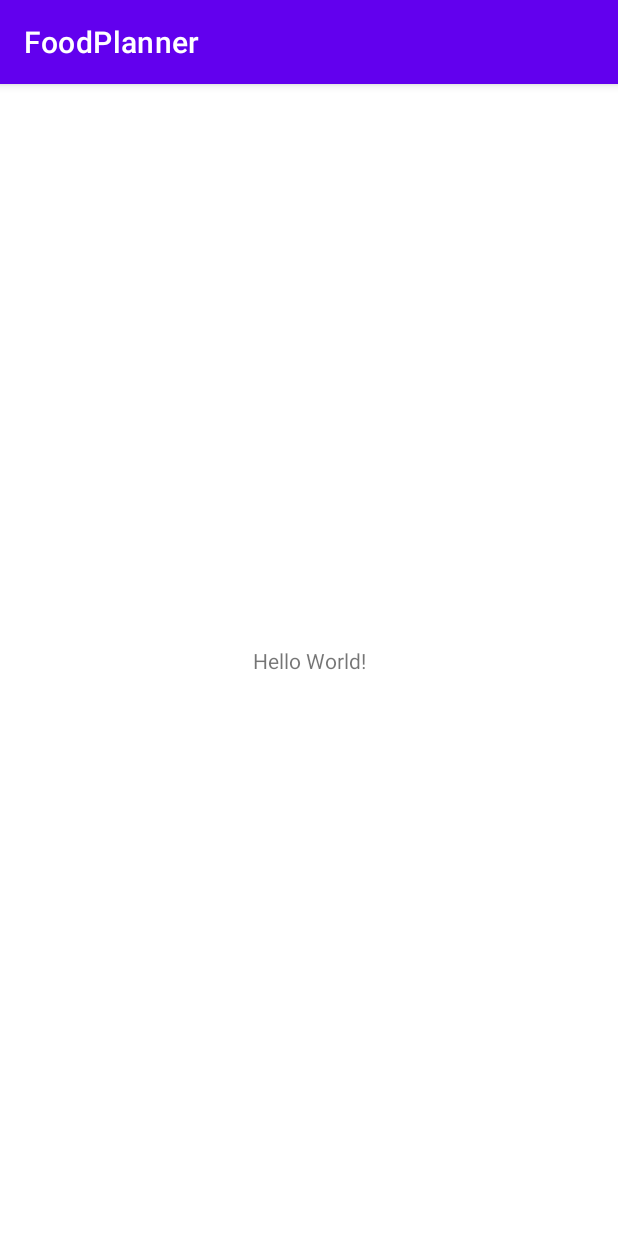
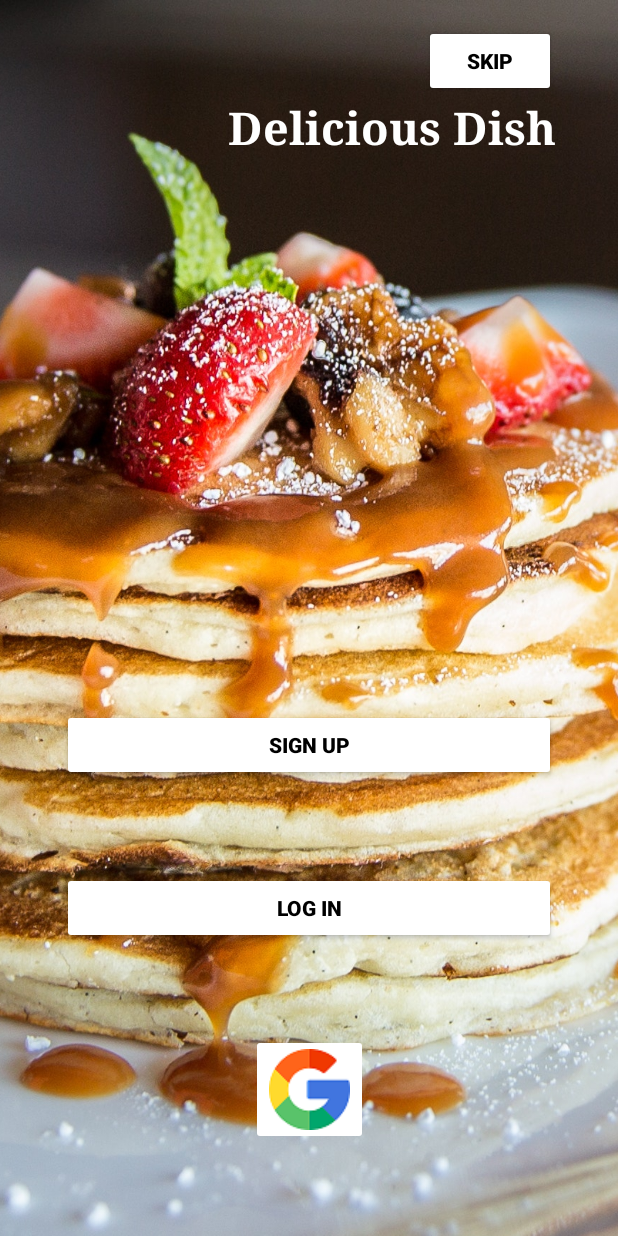
Before and after one commit to maiSamirMohammad/FoodPlanner, an Android app: the screen it shows after launch (MainActivity before the commit, StartScreen after it), on a phone screen of 412 x 824 dp. Run offline under Robolectric (Android 15) with nearby library versions, the phone set to English and light mode, and no system bars.

Commit message:
Start Screen GUI

```diff
--- a/app/src/main/AndroidManifest.xml
+++ b/app/src/main/AndroidManifest.xml
@@ -9,10 +9,13 @@
         android:icon="@mipmap/ic_launcher"
         android:label="@string/app_name"
         android:supportsRtl="true"
-        android:theme="@style/Theme.FoodPlanner"
+        android:theme="@style/Theme.AppCompat.NoActionBar"
         tools:targetApi="31">
         <activity
             android:name=".MainActivity"
+            android:exported="false" />
+        <activity
+            android:name=".StartScreen"
             android:exported="true">
             <intent-filter>
                 <action android:name="android.intent.action.MAIN" />
--- /dev/null
+++ b/app/src/main/java/com/example/foodplanner/StartScreen.java
@@ -0,0 +1,14 @@
+package com.example.foodplanner;
+
+import androidx.appcompat.app.AppCompatActivity;
+
+import android.os.Bundle;
+
+public class StartScreen extends AppCompatActivity {
+
+    @Override
+    protected void onCreate(Bundle savedInstanceState) {
+        super.onCreate(savedInstanceState);
+        setContentView(R.layout.activity_start_screen);
+    }
+}
--- /dev/null
+++ b/app/src/main/res/layout/activity_start_screen.xml
@@ -0,0 +1,117 @@
+<?xml version="1.0" encoding="utf-8"?>
+<androidx.constraintlayout.widget.ConstraintLayout xmlns:android="http://schemas.android.com/apk/res/android"
+    xmlns:app="http://schemas.android.com/apk/res-auto"
+    xmlns:tools="http://schemas.android.com/tools"
+    android:layout_width="match_parent"
+    android:layout_height="match_parent"
+    tools:context=".StartScreen">
+
+    <ImageView
+        android:layout_width="fill_parent"
+        android:layout_height="fill_parent"
+        android:contentDescription="@string/content_description_pancakes"
+        android:scaleType="centerCrop"
+        android:src="@drawable/start_background"
+        app:layout_constraintStart_toStartOf="parent"
+        app:layout_constraintTop_toTopOf="parent" />
+
+    <TextView
+        android:layout_width="0dp"
+        android:layout_height="wrap_content"
+        android:gravity="center"
+        android:text="@string/app_name"
+        android:textColor="@color/white"
+        android:textSize="30sp"
+        android:textStyle="bold"
+        android:typeface="serif"
+        app:layout_constraintEnd_toStartOf="@+id/guideline_right"
+        app:layout_constraintTop_toBottomOf="@+id/btn_start_skip" />
+
+    <Button
+        android:id="@+id/btn_start_skip"
+        android:layout_width="0dp"
+        android:layout_height="wrap_content"
+        android:backgroundTint="@color/white"
+        android:text="@string/skip"
+        android:textColor="@color/black"
+        android:textStyle="bold"
+        app:layout_constraintEnd_toStartOf="@+id/guideline_right"
+        app:layout_constraintTop_toTopOf="@+id/guideline_top" />
+
+    <Button
+        android:id="@+id/btn_start_login"
+        android:layout_width="0dp"
+        android:layout_height="wrap_content"
+        android:backgroundTint="@color/white"
+        android:text="@string/sign_up"
+        android:textColor="@color/black"
+        android:textStyle="bold"
+        app:layout_constraintBottom_toTopOf="@+id/btn_start_signup"
+        app:layout_constraintEnd_toStartOf="@+id/guideline_right"
+        app:layout_constraintHorizontal_bias="0.5"
+        app:layout_constraintStart_toStartOf="@+id/guideline_left"
+        app:layout_constraintTop_toTopOf="@+id/guideline_middle" />
+
+    <Button
+        android:id="@+id/btn_start_signup"
+        android:layout_width="0dp"
+        android:layout_height="wrap_content"
+        android:backgroundTint="@color/white"
+        android:text="@string/log_in"
+        android:textColor="@color/black"
+        android:textStyle="bold"
+        app:layout_constraintBottom_toTopOf="@+id/btn_start_google"
+        app:layout_constraintEnd_toStartOf="@+id/guideline_right"
+        app:layout_constraintHorizontal_bias="0.5"
+        app:layout_constraintStart_toStartOf="@+id/guideline_left"
+        app:layout_constraintTop_toBottomOf="@+id/btn_start_login" />
+
+    <ImageButton
+        android:id="@+id/btn_start_google"
+        android:layout_width="wrap_content"
+        android:layout_height="wrap_content"
+        app:srcCompat="@drawable/google_icon"
+        android:backgroundTint="@color/white"
+        app:layout_constraintBottom_toBottomOf="parent"
+        app:layout_constraintEnd_toStartOf="@+id/guideline_right"
+        app:layout_constraintStart_toStartOf="@+id/guideline_left"
+        app:layout_constraintTop_toBottomOf="@+id/btn_start_signup"
+        android:contentDescription="@string/content_description_google" />
+
+
+
+    <androidx.constraintlayout.widget.Guideline
+        android:id="@+id/guideline_middle"
+        android:layout_width="wrap_content"
+        android:layout_height="wrap_content"
+        android:orientation="horizontal"
+        app:layout_constraintGuide_percent="0.5" />
+
+    <androidx.constraintlayout.widget.Guideline
+        android:id="@+id/guideline_top"
+        android:layout_width="wrap_content"
+        android:layout_height="wrap_content"
+        android:orientation="horizontal"
+        app:layout_constraintGuide_percent="0.02" />
+
+    <androidx.constraintlayout.widget.Guideline
+        android:id="@+id/guideline_bottom"
+        android:layout_width="wrap_content"
+        android:layout_height="wrap_content"
+        android:orientation="horizontal"
+        app:layout_constraintGuide_percent="0.98" />
+
+    <androidx.constraintlayout.widget.Guideline
+        android:id="@+id/guideline_left"
+        android:layout_width="wrap_content"
+        android:layout_height="wrap_content"
+        android:orientation="vertical"
+        app:layout_constraintGuide_percent="0.1" />
+
+    <androidx.constraintlayout.widget.Guideline
+        android:id="@+id/guideline_right"
+        android:layout_width="wrap_content"
+        android:layout_height="wrap_content"
+        android:orientation="vertical"
+        app:layout_constraintGuide_percent="0.9" />
+</androidx.constraintlayout.widget.ConstraintLayout>
--- a/app/src/main/res/values/strings.xml
+++ b/app/src/main/res/values/strings.xml
@@ -1,3 +1,8 @@
 <resources>
-    <string name="app_name">FoodPlanner</string>
+    <string name="app_name">Delicious Dish</string>
+    <string name="log_in">Log In</string>
+    <string name="sign_up">Sign Up</string>
+    <string name="skip">Skip</string>
+    <string name="content_description_pancakes">Pancakes Background</string>
+    <string name="content_description_google">Google Log In</string>
 </resources>
```
Also changed, not shown: app/src/main/res/drawable/google_icon.png (added), app/src/main/res/drawable/start_background.jpg (added).
